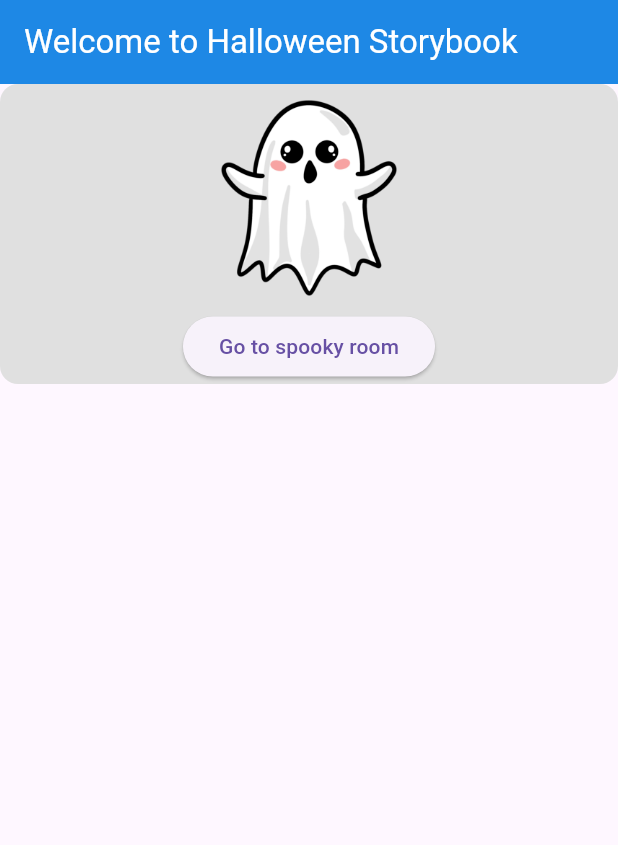
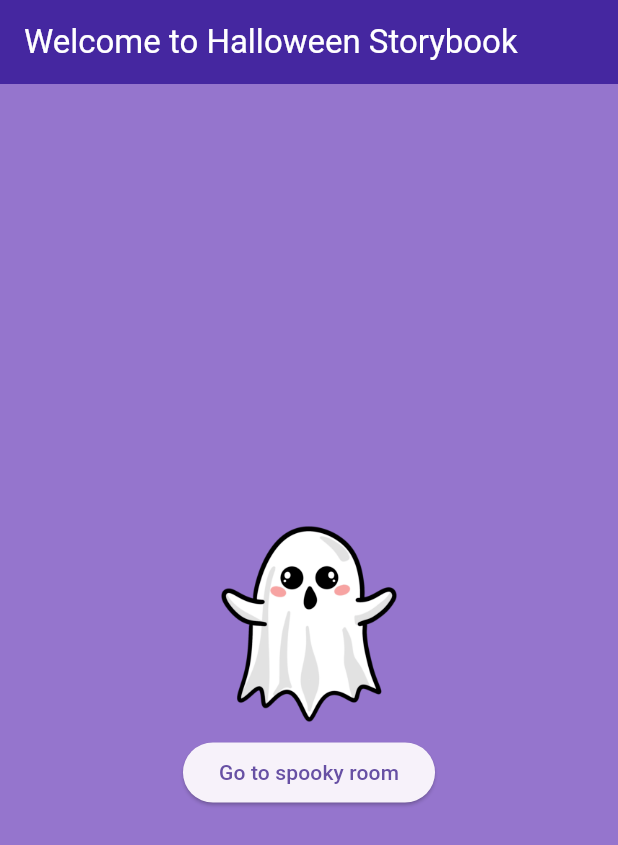
Before and after one commit to SobbingSoprano/Halloween-Storybook, a Flutter app: the screen it shows after launch, on a phone screen of 412 x 824 dp. Shown: the top 845 px of the screen. Run offline on Flutter 3.47's test engine with Material 3 defaults, Android fonts, the phone set to English and light mode, and no system bars; our stand-ins replace audioplayers.

Commit message:
make theme consistent

```diff
--- a/lib/screens/homescreen.dart
+++ b/lib/screens/homescreen.dart
@@ -52,16 +52,13 @@ class _HomeScreenState extends State<HomeScreen> with RouteAware {
     return Scaffold(
       appBar: AppBar(
         title: const Text("Welcome to Halloween Storybook"),
-        backgroundColor: Colors.blue.shade600,
+        backgroundColor: Colors.deepPurple.shade800,
         foregroundColor: Colors.white,
       ),
       body: Container(
         width: double.infinity,
-        height: 200,
-        decoration: BoxDecoration(
-          color: Colors.grey.shade300,
-          borderRadius: BorderRadius.circular(12),
-        ),
+        height: double.infinity,
+        decoration: BoxDecoration(color: Colors.deepPurple.shade300),
         child: Column(
           mainAxisAlignment: MainAxisAlignment.center,
           children: [
```
